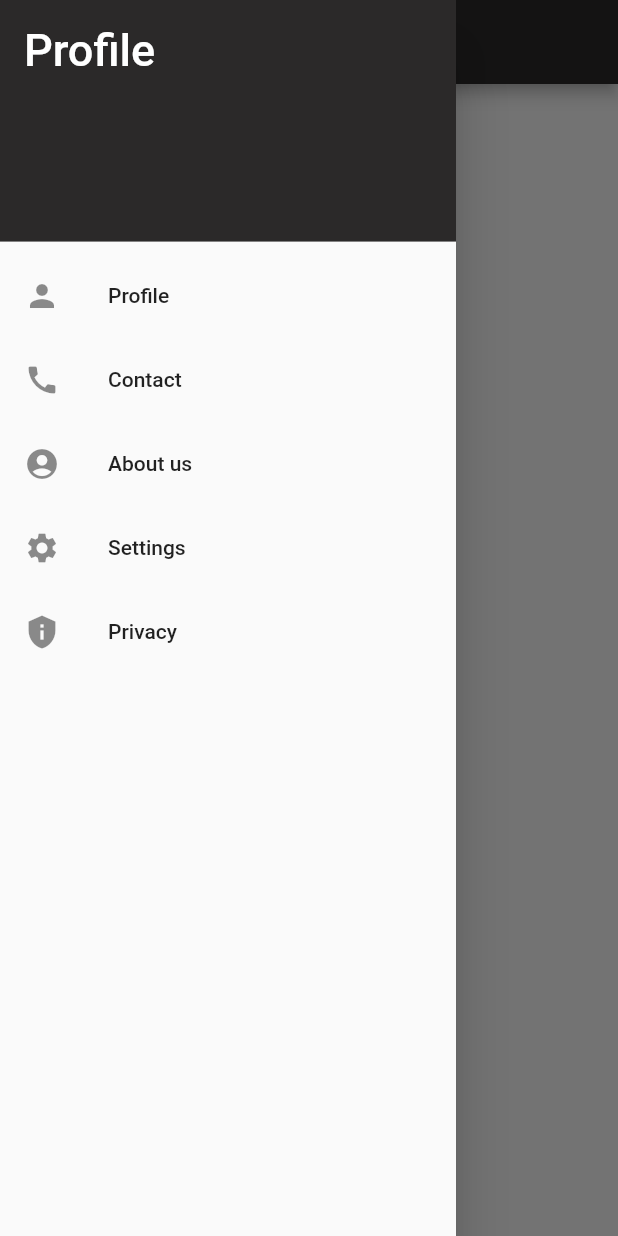
After one commit to EliteMandy/garbage_grinder, a Flutter app: the screen it shows after launch, with the side drawer open, on a phone screen of 412 x 824 dp. The commit adds this screen. Run offline on Flutter 3.47's test engine with Material 2 defaults, Android fonts, the light colour scheme and no system bars.

Commit message:
routes defined

```diff
--- a/lib/main.dart
+++ b/lib/main.dart
@@ -1,62 +1,23 @@
 import 'package:flutter/material.dart';
-
-// void main() {
-//   runApp(
-//     MaterialApp(
-//       home: Center(
-//         child: Text("Hello Mahendra"),
-//       ),
-//     ),
-//   );
-// }
+import 'package:garbage_grinder/routers.dart';
+import 'package:garbage_grinder/screens/home.dart';
 
 void main() {
-  runApp(
-    MaterialApp(
+  runApp(MyApp());
+}
+
+class MyApp extends StatelessWidget {
+  const MyApp({super.key});
+
+  @override
+  Widget build(BuildContext context) {
+    return MaterialApp(
+      initialRoute: '/',
+      onGenerateRoute: (settings) => RouteGenerate.generateRoute(settings),
+      debugShowCheckedModeBanner: false,
       home: Scaffold(
-        appBar: AppBar(
-          title: Text("Garbage Grinder"),
-          backgroundColor: Color.fromARGB(255, 43, 41, 41),
-        ),
-        drawer: Drawer(
-            child: ListView(
-          padding: EdgeInsets.zero,
-          children: const <Widget>[
-            DrawerHeader(
-              decoration: BoxDecoration(
-                color: Color.fromARGB(255, 43, 41, 41),
-              ),
-              child: Text(
-                'Profile',
-                style: TextStyle(
-                  color: Colors.white,
-                  fontSize: 30,
-                ),
-              ),
-            ),
-            ListTile(
-              leading: Icon(Icons.person_sharp),
-              title: Text('Profile'),
-            ),
-            ListTile(
-              leading: Icon(Icons.call),
-              title: Text('Contact'),
-            ),
-            ListTile(
-              leading: Icon(Icons.account_circle),
-              title: Text('About us'),
-            ),
-            ListTile(
-              leading: Icon(Icons.settings),
-              title: Text('Settings'),
-            ),
-            ListTile(
-              leading: Icon(Icons.privacy_tip),
-              title: Text('Privacy'),
-            ),
-          ],
-        )),
+        body: HomePage(),
       ),
-    ),
-  );
+    );
+  }
 }
--- /dev/null
+++ b/lib/privacy.dart
@@ -0,0 +1,17 @@
+import 'package:flutter/material.dart';
+import 'package:flutter/src/widgets/framework.dart';
+import 'package:flutter/src/widgets/placeholder.dart';
+
+class Privacy extends StatefulWidget {
+  const Privacy({super.key});
+
+  @override
+  State<Privacy> createState() => _PrivacyState();
+}
+
+class _PrivacyState extends State<Privacy> {
+  @override
+  Widget build(BuildContext context) {
+    return const MaterialApp();
+  }
+}
--- /dev/null
+++ b/lib/routers.dart
@@ -0,0 +1,42 @@
+import 'package:flutter/cupertino.dart';
+import 'package:flutter/material.dart';
+import 'package:garbage_grinder/privacy.dart';
+import 'package:garbage_grinder/screens/aboutUs.dart';
+import 'package:garbage_grinder/screens/contactUs.dart';
+import 'package:garbage_grinder/screens/profilePage.dart';
+import 'package:garbage_grinder/screens/settings.dart';
+
+import 'main.dart';
+
+class RouteGenerate {
+  static Route<dynamic> generateRoute(RouteSettings settings) {
+    final args = settings.arguments;
+
+    switch (settings.name) {
+      case '/':
+        return MaterialPageRoute(builder: ((context) => MyApp()));
+      case '/profile':
+        return MaterialPageRoute(builder: ((context) => ProfilePage()));
+      case '/contact':
+        return MaterialPageRoute(builder: ((context) => ContactUs()));
+      case '/About-us':
+        return MaterialPageRoute(builder: ((context) => AboutUs()));
+      case '/Settings':
+        return MaterialPageRoute(builder: ((context) => Settings()));
+      case '/Privacy':
+        return MaterialPageRoute(builder: ((context) => Privacy()));
+      default:
+        return MaterialPageRoute(
+          builder: ((context) => Scaffold(
+                appBar: AppBar(
+                  centerTitle: true,
+                  title: Text('Error'),
+                ),
+                body: Center(
+                  child: Text('Error 404 Page not Found'),
+                ),
+              )),
+        );
+    }
+  }
+}
--- /dev/null
+++ b/lib/screens/aboutUs.dart
@@ -0,0 +1,17 @@
+import 'package:flutter/material.dart';
+import 'package:flutter/src/widgets/framework.dart';
+import 'package:flutter/src/widgets/placeholder.dart';
+
+class AboutUs extends StatefulWidget {
+  const AboutUs({super.key});
+
+  @override
+  State<AboutUs> createState() => _AboutUsState();
+}
+
+class _AboutUsState extends State<AboutUs> {
+  @override
+  Widget build(BuildContext context) {
+    return const MaterialApp();
+  }
+}
--- /dev/null
+++ b/lib/screens/contactUs.dart
@@ -0,0 +1,17 @@
+import 'package:flutter/material.dart';
+import 'package:flutter/src/widgets/framework.dart';
+import 'package:flutter/src/widgets/placeholder.dart';
+
+class ContactUs extends StatefulWidget {
+  const ContactUs({super.key});
+
+  @override
+  State<ContactUs> createState() => _ContactUsState();
+}
+
+class _ContactUsState extends State<ContactUs> {
+  @override
+  Widget build(BuildContext context) {
+    return const MaterialApp();
+  }
+}
--- /dev/null
+++ b/lib/screens/home.dart
@@ -0,0 +1,83 @@
+import 'package:flutter/material.dart';
+import 'package:flutter/src/widgets/framework.dart';
+import 'package:flutter/src/widgets/placeholder.dart';
+
+class HomePage extends StatefulWidget {
+  const HomePage({super.key});
+
+  @override
+  State<HomePage> createState() => _HomePageState();
+}
+
+class _HomePageState extends State<HomePage> {
+  @override
+  Widget build(BuildContext context) {
+    return MaterialApp(
+      home: Scaffold(
+        appBar: AppBar(
+          title: const Text("Garbage Grinder"),
+          backgroundColor: const Color.fromARGB(255, 43, 41, 41),
+        ),
+        drawer: Drawer(
+            child: ListView(
+          padding: EdgeInsets.zero,
+          children: <Widget>[
+            const DrawerHeader(
+              decoration: BoxDecoration(
+                color: Color.fromARGB(255, 43, 41, 41),
+              ),
+              child: Text(
+                'Profile',
+                style: TextStyle(
+                  color: Colors.white,
+                  fontSize: 30,
+                ),
+              ),
+            ),
+            GestureDetector(
+              onTap: () {
+                Navigator.of(context).pushNamed('/profile');
+              },
+              child: const ListTile(
+                leading: Icon(Icons.person_sharp),
+                title: Text('Profile'),
+              ),
+            ),
+            GestureDetector(
+              onTap: () {
+                Navigator.of(context).pushNamed('/contact');
+              },
+              child: const ListTile(
+                leading: Icon(Icons.call),
+                title: Text('Contact'),
+              ),
+            ),
+            GestureDetector(
+              onTap: () {
+                Navigator.of(context).pushNamed('/About-us');
+              },
+              child: const ListTile(
+                leading: Icon(Icons.account_circle),
+                title: Text('About us'),
+              ),
+            ),
+            GestureDetector(
+              onTap: () => Navigator.of(context).pushNamed('/Settings'),
+              child: const ListTile(
+                leading: Icon(Icons.settings),
+                title: Text('Settings'),
+              ),
+            ),
+            GestureDetector(
+              onTap: () => Navigator.of(context).pushNamed('/Privacy'),
+              child: const ListTile(
+                leading: Icon(Icons.privacy_tip),
+                title: Text('Privacy'),
+              ),
+            ),
+          ],
+        )),
+      ),
+    );
+  }
+}
--- /dev/null
+++ b/lib/screens/profilePage.dart
@@ -0,0 +1,15 @@
+import 'package:flutter/material.dart';
+
+class ProfilePage extends StatefulWidget {
+  const ProfilePage({super.key});
+
+  @override
+  State<ProfilePage> createState() => _ProfilePageState();
+}
+
+class _ProfilePageState extends State<ProfilePage> {
+  @override
+  Widget build(BuildContext context) {
+    return const MaterialApp();
+  }
+}
--- /dev/null
+++ b/lib/screens/settings.dart
@@ -0,0 +1,12 @@
+import 'package:flutter/material.dart';
+import 'package:flutter/src/widgets/framework.dart';
+import 'package:flutter/src/widgets/placeholder.dart';
+
+class Settings extends StatelessWidget {
+  const Settings({super.key});
+
+  @override
+  Widget build(BuildContext context) {
+    return const MaterialApp();
+  }
+}
```
